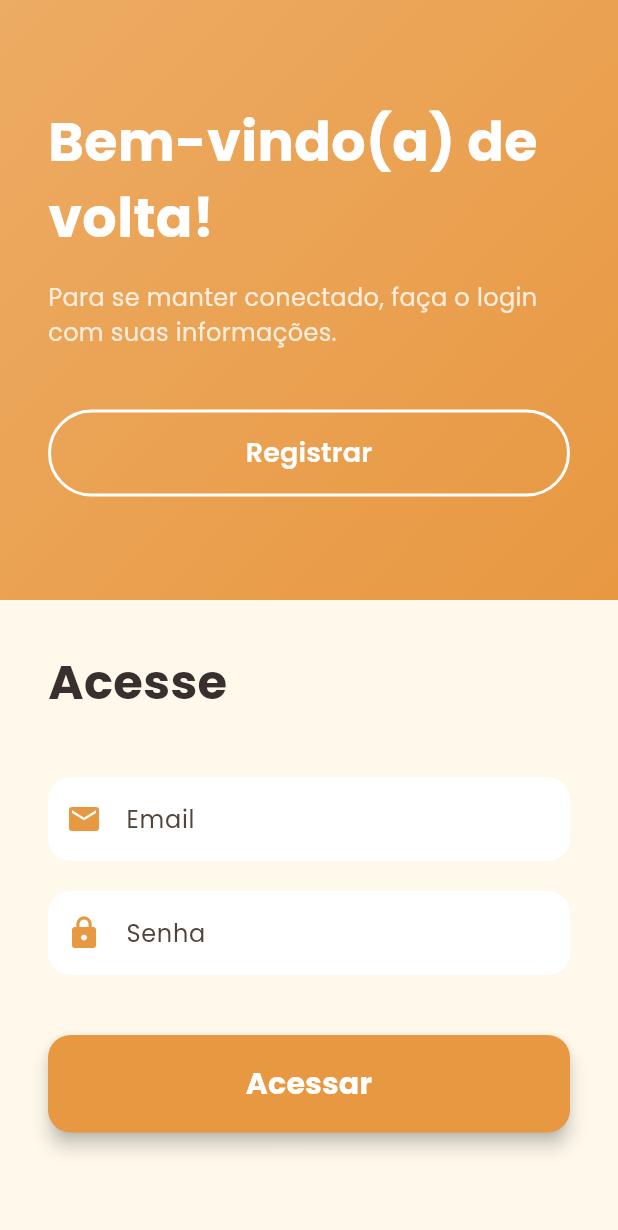
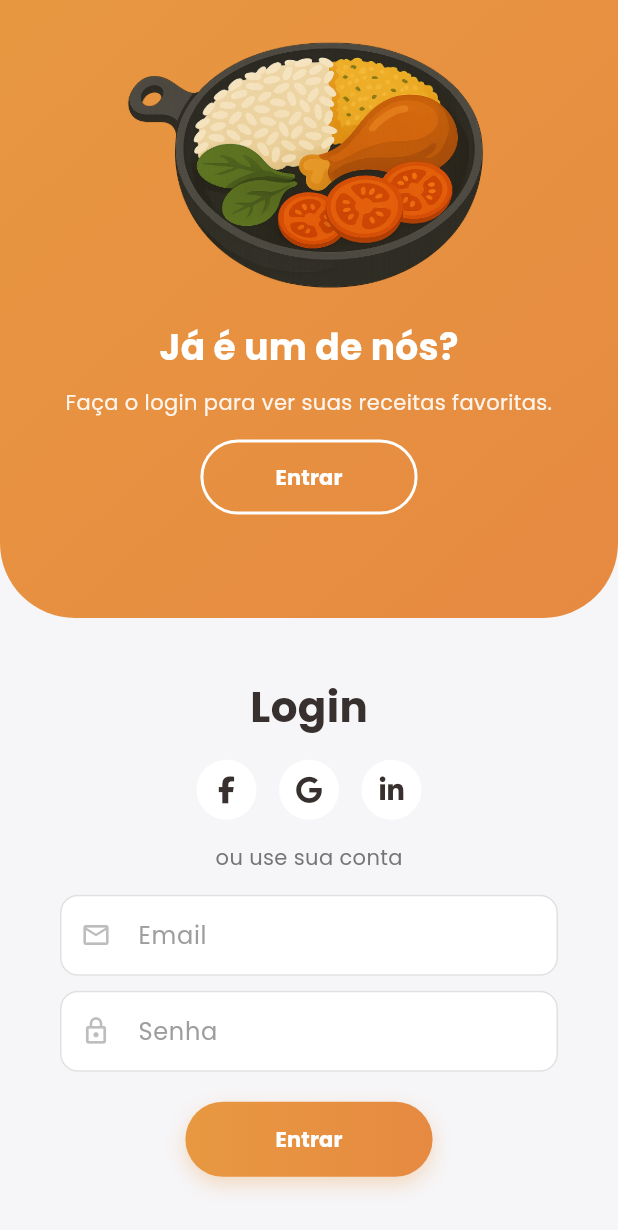
Before and after one commit to Nyfeu/Cookster, a Flutter app: the screen it shows after launch, after a tap on the "arrow forward" icon, after a tap on "Pular", on a phone screen of 412 x 824 dp. Shown: the top 1230 px of the screen. Run offline on Flutter 3.47's test engine with Material 3 defaults, Android fonts, the phone set to English and light mode, and no system bars; our stand-ins replace font_awesome_flutter, google_fonts, introduction_screen.

Commit message:
style(auth): refina animação e tema da tela de autenticação

```diff
--- a/front_mobile/lib/main.dart
+++ b/front_mobile/lib/main.dart
@@ -1,7 +1,7 @@
 import 'package:flutter/material.dart';
 import 'package:google_fonts/google_fonts.dart';
-import 'screens/onboarding/onboarding_screen.dart'; // Sua tela inicial (onboarding)
-import 'screens/auth/auth_screen.dart'; // A nova tela de login
+import 'screens/onboarding/onboarding_screen.dart';
+import 'screens/auth/auth_screen.dart';
 import 'theme/app_theme.dart';
 
 void main() {
@@ -24,12 +24,13 @@ class MyApp extends StatelessWidget {
         useMaterial3: true,
       ),
       debugShowCheckedModeBanner: false,
+      // A rota inicial continua sendo a de onboarding
       initialRoute: OnboardingScreen.routeName,
+      // Definimos as rotas nomeadas para a navegação
       routes: {
         OnboardingScreen.routeName: (context) => const OnboardingScreen(),
-        LoginScreen.routeName: (context) => const LoginScreen(),
-        // Se você tiver uma tela principal após o login
-        // '/home': (context) => const HomeScreen(),
+        // CORREÇÃO: Usando o nome correto da rota e da tela (AuthScreen)
+        AuthScreen.routeName: (context) => const AuthScreen(),
       },
     );
   }
--- a/front_mobile/lib/screens/auth/auth_screen.dart
+++ b/front_mobile/lib/screens/auth/auth_screen.dart
@@ -1,193 +1,148 @@
 import 'package:flutter/material.dart';
 import 'package:google_fonts/google_fonts.dart';
+import 'package:font_awesome_flutter/font_awesome_flutter.dart';
 import '../../theme/app_theme.dart';
 
-// Renomear a tela para algo mais genérico como AuthScreen pode ser uma boa ideia no futuro,
-// mas por enquanto vamos manter LoginScreen para manter a consistência com suas rotas.
-class LoginScreen extends StatefulWidget {
-  static const String routeName = '/login';
+class AuthScreen extends StatefulWidget {
+  static const String routeName = '/auth';
 
-  const LoginScreen({super.key});
+  const AuthScreen({super.key});
 
   @override
-  State<LoginScreen> createState() => _LoginScreenState();
+  State<AuthScreen> createState() => _AuthScreenState();
 }
 
-class _LoginScreenState extends State<LoginScreen> with TickerProviderStateMixin {
-  // --- MUDANÇA 1: Estado para controlar a visão (Login vs. Registro) ---
-  bool _isLoginView = true;
+class _AuthScreenState extends State<AuthScreen> {
+  // Controla se a visão de Login está ativa. false = visão de Criar Conta
+  bool _isLoginViewVisible = false;
 
-  // AnimationControllers para gerenciar as animações de entrada
-  late AnimationController _entryAnimationController;
-  late Animation<Offset> _slideAnimation;
-  late Animation<double> _fadeAnimation;
-
-  // Controller para o botão de ação principal (Acessar/Registrar)
-  late AnimationController _buttonScaleController;
-  late Animation<double> _buttonScaleAnimation;
-  bool _isLoading = false;
+  void _toggleView() {
+    setState(() {
+      _isLoginViewVisible = !_isLoginViewVisible;
+    });
+  }
 
   @override
-  void initState() {
-    super.initState();
-    _entryAnimationController = AnimationController(
-      vsync: this,
-      duration: const Duration(milliseconds: 1200),
-    )..forward();
+  Widget build(BuildContext context) {
+    final size = MediaQuery.of(context).size;
 
-    _slideAnimation = Tween<Offset>(
-      begin: const Offset(0, 0.2),
-      end: Offset.zero,
-    ).animate(CurvedAnimation(
-      parent: _entryAnimationController,
-      curve: Curves.easeOut,
-    ));
-
-    _fadeAnimation = Tween<double>(begin: 0.0, end: 1.0).animate(
-      CurvedAnimation(
-        parent: _entryAnimationController,
-        curve: Curves.easeIn,
+    return Scaffold(
+      body: Stack(
+        children: [
+          // Container para o formulário de Cadastro (metade de cima)
+          Align(
+            alignment: Alignment.topCenter,
+            child: Container(
+              height: size.height,
+              width: size.width,
+              // MUDANÇA: Cor de fundo similar à da web
+              color: const Color(0xFFf6f5f7),
+              child: _buildFormContainer(
+                height: size.height / 2,
+                isVisible: _isLoginViewVisible,
+                child: _buildSignUpForm(),
               ),
-    );
-
-    _buttonScaleController = AnimationController(
-      vsync: this,
-      duration: const Duration(milliseconds: 300),
-      reverseDuration: const Duration(milliseconds: 400),
-    );
-
-    _buttonScaleAnimation = Tween<double>(begin: 1.0, end: 0.95).animate(
-      CurvedAnimation(
-        parent: _buttonScaleController,
-        curve: Curves.easeOut,
+            ),
+          ),
+          // Container para o formulário de Login (metade de baixo)
+          Align(
+            alignment: Alignment.bottomCenter,
+            child: Container(
+              height: size.height / 2,
+              width: size.width,
+              // MUDANÇA: Cor de fundo similar à da web
+              color: const Color(0xFFf6f5f7),
+              child: _buildFormContainer(
+                height: size.height / 2,
+                isVisible: !_isLoginViewVisible,
+                child: _buildSignInForm(),
+              ),
+            ),
+          ),
+          // Painel animado que desliza verticalmente
+          _buildAnimatedOverlay(
+            containerHeight: size.height,
+          ),
+        ],
       ),
     );
   }
 
-  @override
-  void dispose() {
-    _entryAnimationController.dispose();
-    _buttonScaleController.dispose();
-    super.dispose();
-  }
-
-  // --- MUDANÇA 2: Função para alternar a visão ---
-  void _toggleView() {
-    setState(() {
-      _isLoginView = !_isLoginView;
-    });
-  }
-
-  // Função para simular o login/registro
-  Future<void> _handleAuthAction() async {
-    setState(() => _isLoading = true);
-    await _buttonScaleController.forward();
-    await Future.delayed(const Duration(milliseconds: 2000));
-    await _buttonScaleController.reverse();
-    setState(() => _isLoading = false);
-    // Se a autenticação for bem-sucedida:
-    // Navigator.pushReplacementNamed(context, '/home');
-  }
-
-  @override
-  Widget build(BuildContext context) {
-    // Usamos um LayoutBuilder para adaptar a tela para diferentes tamanhos (web/mobile)
-    return Scaffold(
-      backgroundColor: AppTheme.backgroundColor,
-      body: LayoutBuilder(
-        builder: (context, constraints) {
-          // Em telas menores (mobile), empilhar verticalmente
-          if (constraints.maxWidth < 800) {
-            return SingleChildScrollView(
-              child: Column(
-                children: [
-                  _buildWelcomePanel(isVertical: true),
-                  _buildFormPanel(isVertical: true),
-                ],
+  // Container para os formulários
+  Widget _buildFormContainer({
+    required double height,
+    required bool isVisible,
+    required Widget child,
+  }) {
+    return Padding(
+      padding: const EdgeInsets.symmetric(horizontal: 40),
+      child: AnimatedOpacity(
+        duration: const Duration(milliseconds: 400),
+        opacity: isVisible ? 1.0 : 0.0,
+        child: IgnorePointer(
+          ignoring: !isVisible,
+          child: SingleChildScrollView(
+            child: SizedBox(
+              height: height,
+              child: child,
             ),
-            );
-          }
-          // Em telas maiores (desktop/tablet), usar a divisão horizontal
-          return Row(
-            children: [
-              Expanded(flex: 1, child: _buildWelcomePanel()),
-              Expanded(flex: 1, child: _buildFormPanel()),
-            ],
-          );
-        },
+          ),
+        ),
       ),
     );
   }
 
-  // --- MUDANÇA 3: Painel de Boas-Vindas agora é dinâmico ---
-  Widget _buildWelcomePanel({bool isVertical = false}) {
-    return Container(
-      height: isVertical ? 400 : double.infinity,
-      decoration: BoxDecoration(
+  // Painel animado com bordas que deslizam de fora da tela
+  AnimatedPositioned _buildAnimatedOverlay({
+    required double containerHeight,
+  }) {
+    // MUDANÇA: Raio da borda aumentado
+    const double panelBorderRadius = 50.0;
+    const double panelOffset = panelBorderRadius;
+
+    return AnimatedPositioned(
+      duration: const Duration(milliseconds: 600),
+      curve: Curves.fastOutSlowIn,
+      top: _isLoginViewVisible ? (containerHeight / 2) : -panelOffset,
+      left: 0,
+      right: 0,
+      child: AnimatedContainer(
+        duration: const Duration(milliseconds: 600),
+        curve: Curves.fastOutSlowIn,
+        height: (containerHeight / 2) + panelOffset,
+        decoration: const BoxDecoration(
+          borderRadius: BorderRadius.all(Radius.circular(panelBorderRadius)),
           gradient: LinearGradient(
+            colors: [AppTheme.secondaryColor, Color(0xFFE68A41)],
             begin: Alignment.topLeft,
             end: Alignment.bottomRight,
-          colors: [
-            AppTheme.secondaryColor.withOpacity(0.8),
-            AppTheme.secondaryColor,
-          ],
           ),
         ),
-      child: Padding(
-        padding: const EdgeInsets.all(32.0),
-        child: Column(
-          mainAxisAlignment: MainAxisAlignment.center,
-          crossAxisAlignment: CrossAxisAlignment.start,
+        child: Stack(
+          alignment: Alignment.center,
           children: [
-            // Usamos AnimatedSwitcher para animar a troca de texto
-            AnimatedSwitcher(
-              duration: const Duration(milliseconds: 500),
-              transitionBuilder: (child, animation) {
-                return FadeTransition(opacity: animation, child: child);
-              },
-              child: Column(
-                key: ValueKey<bool>(_isLoginView), // A chave que dispara a animação
-                crossAxisAlignment: CrossAxisAlignment.start,
-                children: [
-                  Text(
-                    _isLoginView ? 'Bem-vindo(a) de volta!' : 'Crie sua conta',
-                    style: GoogleFonts.poppins(
-                      fontSize: 36,
-                      fontWeight: FontWeight.bold,
-                      color: Colors.white,
+            // Conteúdo para a visão de "Criar Conta"
+            AnimatedOpacity(
+              duration: const Duration(milliseconds: 400),
+              opacity: _isLoginViewVisible ? 1.0 : 0.0,
+              child: _buildOverlayContent(
+                imagePath: 'assets/images/reg.png',
+                title: 'Não tem uma conta?',
+                text: 'Crie uma agora e comece a cozinhar!',
+                buttonText: 'Criar Conta',
+                onPressed: _toggleView,
               ),
             ),
-                  const SizedBox(height: 16),
-                  Text(
-                    _isLoginView
-                        ? 'Para se manter conectado, faça o login com suas informações.'
-                        : 'É rápido e fácil. Preencha seus dados para começar a cozinhar.',
-                    style: GoogleFonts.poppins(
-                      fontSize: 16,
-                      color: Colors.white.withOpacity(0.8),
-                    ),
-                  ),
-                ],
-              ),
-            ),
-            const SizedBox(height: 40),
-            SizedBox(
-              width: double.infinity,
-              child: OutlinedButton(
-                onPressed: _toggleView, // Ação do botão é sempre alternar
-                style: OutlinedButton.styleFrom(
-                  foregroundColor: Colors.white,
-                  side: const BorderSide(color: Colors.white, width: 2),
-                  padding: const EdgeInsets.symmetric(vertical: 16),
-                  shape: RoundedRectangleBorder(borderRadius: BorderRadius.circular(30)),
-                ),
-                child: Text(
-                  _isLoginView ? 'Registrar' : 'Acessar com minha conta',
-                  style: GoogleFonts.poppins(
-                    fontSize: 18,
-                    fontWeight: FontWeight.w600,
-                  ),
-                ),
+            // Conteúdo para a visão de "Entrar"
+            AnimatedOpacity(
+              duration: const Duration(milliseconds: 400),
+              opacity: _isLoginViewVisible ? 0.0 : 1.0,
+              child: _buildOverlayContent(
+                imagePath: 'assets/images/log.png',
+                title: 'Já é um de nós?',
+                text: 'Faça o login para ver suas receitas favoritas.',
+                buttonText: 'Entrar',
+                onPressed: _toggleView,
               ),
             ),
           ],
@@ -196,108 +151,183 @@ class _LoginScreenState extends State<LoginScreen> with TickerProviderStateMixin
     );
   }
 
-  // --- MUDANÇA 4: Painel de Formulário agora é dinâmico ---
-  Widget _buildFormPanel({bool isVertical = false}) {
+  // Conteúdo do painel animado
+  Widget _buildOverlayContent({
+    required String imagePath,
+    required String title,
+    required String text,
+    required String buttonText,
+    required VoidCallback onPressed,
+  }) {
     return Container(
-      padding: const EdgeInsets.all(32.0),
+      padding: const EdgeInsets.symmetric(horizontal: 40, vertical: 20),
       child: Column(
         mainAxisAlignment: MainAxisAlignment.center,
-        crossAxisAlignment: CrossAxisAlignment.start,
         children: [
-          Text(
-            _isLoginView ? 'Acesse' : 'Registro',
+          Image.asset(imagePath, height: 180),
+          const SizedBox(height: 15),
+          Text(title,
               style: GoogleFonts.poppins(
-              fontSize: 32,
+                  fontSize: 24,
                   fontWeight: FontWeight.bold,
-              color: AppTheme.primaryColor,
+                  color: Colors.white)),
+          const SizedBox(height: 10),
+          Text(text,
+              textAlign: TextAlign.center,
+              style: GoogleFonts.poppins(
+                  fontSize: 14, color: Colors.white.withOpacity(0.9))),
+          const SizedBox(height: 15),
+          OutlinedButton(
+            onPressed: onPressed,
+            style: OutlinedButton.styleFrom(
+              foregroundColor: Colors.white,
+              side: const BorderSide(color: Colors.white, width: 2),
+              shape: RoundedRectangleBorder(
+                  borderRadius: BorderRadius.circular(30)),
+              padding:
+                  const EdgeInsets.symmetric(horizontal: 50, vertical: 15),
             ),
-          ),
-          const SizedBox(height: 40),
-
-          // AnimatedSwitcher para a troca de formulários
-          AnimatedSwitcher(
-            duration: const Duration(milliseconds: 400),
-            child: _isLoginView
-                ? _buildLoginForm()
-                : _buildRegisterForm(),
+            child: Text(buttonText,
+                style: GoogleFonts.poppins(fontWeight: FontWeight.bold)),
           ),
         ],
       ),
     );
   }
 
-  // Widget para o formulário de Login
-  Widget _buildLoginForm() {
+  // Formulário de Login
+  Widget _buildSignInForm() {
     return Column(
-      key: const ValueKey('loginForm'),
+      mainAxisAlignment: MainAxisAlignment.center,
       children: [
-        _buildTextField(icon: Icons.email, hintText: 'Email'),
+        Text('Login',
+            style: GoogleFonts.poppins(
+                fontSize: 28,
+                fontWeight: FontWeight.bold,
+                color: AppTheme.primaryColor)),
+        const SizedBox(height: 15),
+        _buildSocialIcons(),
+        const SizedBox(height: 15),
+        Text('ou use sua conta',
+            style: GoogleFonts.poppins(color: Colors.grey[600])),
+        const SizedBox(height: 15),
+        _buildTextField(Icons.email_outlined, 'Email'),
+        const SizedBox(height: 10),
+        _buildTextField(Icons.lock_outline, 'Senha', isPassword: true),
+        // MUDANÇA: Espaçamento aumentado para consistência
         const SizedBox(height: 20),
-        _buildTextField(icon: Icons.lock, hintText: 'Senha', obscureText: true),
-        const SizedBox(height: 40),
-        _buildAuthButton(label: 'Acessar'),
+        _buildGradientButton('Entrar'),
       ],
     );
   }
 
-  // Widget para o formulário de Registro
-  Widget _buildRegisterForm() {
+  // Formulário de Cadastro
+  Widget _buildSignUpForm() {
     return Column(
-      key: const ValueKey('registerForm'),
+      mainAxisAlignment: MainAxisAlignment.center,
       children: [
-        _buildTextField(icon: Icons.person, hintText: 'Nome completo'),
+        const Spacer(flex: 2),
+        Text('Criar Conta',
+            style: GoogleFonts.poppins(
+                fontSize: 28,
+                fontWeight: FontWeight.bold,
+                color: AppTheme.primaryColor)),
+        const SizedBox(height: 15),
+        _buildSocialIcons(),
+        const SizedBox(height: 15),
+        Text('ou use seu email para registrar',
+            style: GoogleFonts.poppins(color: Colors.grey[600])),
+        const SizedBox(height: 15),
+        _buildTextField(Icons.person_outline, 'Nome'),
+        const SizedBox(height: 10),
+        _buildTextField(Icons.email_outlined, 'Email'),
+        const SizedBox(height: 10),
+        _buildTextField(Icons.lock_outline, 'Senha', isPassword: true),
         const SizedBox(height: 20),
-        _buildTextField(icon: Icons.email, hintText: 'Email'),
-        const SizedBox(height: 20),
-        _buildTextField(icon: Icons.lock, hintText: 'Senha', obscureText: true),
-        const SizedBox(height: 40),
-        _buildAuthButton(label: 'Registrar'),
+        _buildGradientButton('Criar'),
+        const Spacer(),
       ],
     );
   }
 
-  // Widget reutilizável para os campos de texto
-  Widget _buildTextField({required IconData icon, required String hintText, bool obscureText = false}) {
-    return TextFormField(
-      obscureText: obscureText,
-      decoration: InputDecoration(
-        hintText: hintText,
-        prefixIcon: Icon(icon, color: AppTheme.secondaryColor),
-        filled: true,
-        fillColor: Colors.white,
-        border: OutlineInputBorder(
-          borderRadius: BorderRadius.circular(15),
-          borderSide: BorderSide.none,
+  Widget _buildGradientButton(String text) {
+    return Container(
+      decoration: BoxDecoration(
+        borderRadius: BorderRadius.circular(30),
+        gradient: const LinearGradient(
+          colors: [AppTheme.secondaryColor, Color(0xFFE68A41)],
+          begin: Alignment.centerLeft,
+          end: Alignment.centerRight,
         ),
-        contentPadding: const EdgeInsets.symmetric(vertical: 16, horizontal: 20),
+        boxShadow: [
+          BoxShadow(
+            color: AppTheme.secondaryColor.withOpacity(0.3),
+            blurRadius: 10,
+            offset: const Offset(0, 5),
+          )
+        ],
+      ),
+      child: ElevatedButton(
+        onPressed: () {},
+        style: ElevatedButton.styleFrom(
+          backgroundColor: Colors.transparent,
+          shadowColor: Colors.transparent,
+          shape:
+              RoundedRectangleBorder(borderRadius: BorderRadius.circular(30)),
+          padding: const EdgeInsets.symmetric(horizontal: 60, vertical: 15),
+        ),
+        child: Text(text,
+            style: GoogleFonts.poppins(
+                color: Colors.white, fontWeight: FontWeight.bold)),
       ),
     );
   }
 
-  // Widget reutilizável para o botão principal
-  Widget _buildAuthButton({required String label}) {
-    return ScaleTransition(
-      scale: _buttonScaleAnimation,
-      child: SizedBox(
-        width: double.infinity,
-        child: ElevatedButton(
-          onPressed: _isLoading ? null : _handleAuthAction,
-          style: ElevatedButton.styleFrom(
-            backgroundColor: AppTheme.secondaryColor,
-            foregroundColor: Colors.white,
-            padding: const EdgeInsets.symmetric(vertical: 18),
-            shape: RoundedRectangleBorder(borderRadius: BorderRadius.circular(15)),
-            elevation: 5,
+  Widget _buildSocialIcons() {
+    return Row(
+      mainAxisAlignment: MainAxisAlignment.center,
+      children: [
+        _buildSocialButton(FontAwesomeIcons.facebookF),
+        const SizedBox(width: 15),
+        _buildSocialButton(FontAwesomeIcons.google),
+        const SizedBox(width: 15),
+        _buildSocialButton(FontAwesomeIcons.linkedinIn),
+      ],
+    );
+  }
+
+  Widget _buildSocialButton(IconData icon) {
+    return CircleAvatar(
+      radius: 20,
+      // MUDANÇA: Fundo branco para contrastar com o novo background
+      backgroundColor: Colors.white,
+      child: FaIcon(icon, size: 18, color: AppTheme.primaryColor),
+    );
+  }
+
+  Widget _buildTextField(IconData icon, String hintText,
+      {bool isPassword = false}) {
+    return TextField(
+      obscureText: isPassword,
+      decoration: InputDecoration(
+        hintText: hintText,
+        hintStyle: GoogleFonts.poppins(color: Colors.grey),
+        prefixIcon: Icon(icon, color: Colors.grey[400], size: 20),
+        filled: true,
+        // MUDANÇA: Fundo branco para contrastar
+        fillColor: Colors.white,
+        contentPadding: const EdgeInsets.symmetric(vertical: 15),
+        border: OutlineInputBorder(
+          borderRadius: BorderRadius.circular(12),
+          borderSide: BorderSide.none,
         ),
-          child: _isLoading
-              ? const SizedBox(
-                  width: 24, height: 24,
-                  child: CircularProgressIndicator(color: Colors.white, strokeWidth: 3),
-                )
-              : Text(
-                  label,
-                  style: GoogleFonts.poppins(fontSize: 20, fontWeight: FontWeight.bold),
+        enabledBorder: OutlineInputBorder(
+          borderRadius: BorderRadius.circular(12),
+          borderSide: BorderSide(color: Colors.grey[300]!),
         ),
+        focusedBorder: OutlineInputBorder(
+          borderRadius: BorderRadius.circular(12),
+          borderSide: const BorderSide(color: AppTheme.secondaryColor),
         ),
       ),
     );
--- a/front_mobile/lib/screens/onboarding/onboarding_screen.dart
+++ b/front_mobile/lib/screens/onboarding/onboarding_screen.dart
@@ -1,13 +1,12 @@
 import 'package:flutter/material.dart';
 import 'package:google_fonts/google_fonts.dart';
 import 'package:introduction_screen/introduction_screen.dart';
-// --- MUDANÇA 1: Importar a nova tela de login ---
+import '../../theme/app_theme.dart';
 import '../auth/auth_screen.dart';
-import '../../theme/app_theme.dart';
 
 class OnboardingScreen extends StatelessWidget {
-  // --- MUDANÇA 2: Adicionar o nome da rota ---
-  static const String routeName = '/';
+  // Adicionamos um nome de rota para esta tela
+  static const String routeName = '/onboarding';
 
   const OnboardingScreen({super.key});
 
@@ -17,11 +16,11 @@ class OnboardingScreen extends StatelessWidget {
       titleTextStyle: GoogleFonts.poppins(
         fontSize: 28.0,
         fontWeight: FontWeight.w700,
-        color: AppTheme.primaryColor, // Ajustei para uma cor com melhor contraste
+        color: AppTheme.textColor,
       ),
       bodyTextStyle: GoogleFonts.poppins(
         fontSize: 19.0,
-        color: AppTheme.primaryColor.withOpacity(0.8),
+        color: AppTheme.primaryColor,
       ),
       bodyPadding: const EdgeInsets.symmetric(horizontal: 40.0),
       titlePadding: const EdgeInsets.fromLTRB(40.0, 24.0, 40.0, 24.0),
@@ -56,17 +55,13 @@ class OnboardingScreen extends StatelessWidget {
           decoration: pageDecoration,
         ),
       ],
-
-      // --- MUDANÇA 3: Atualizar a navegação para usar rotas nomeadas ---
+      // CORREÇÃO: Usando a rota nomeada correta para navegar
       onDone: () {
-        // Navega para a tela de login, substituindo a tela de onboarding
-        Navigator.pushReplacementNamed(context, LoginScreen.routeName);
+        Navigator.pushReplacementNamed(context, AuthScreen.routeName);
       },
       onSkip: () {
-        // Também navega ao pular
-        Navigator.pushReplacementNamed(context, LoginScreen.routeName);
+        Navigator.pushReplacementNamed(context, AuthScreen.routeName);
       },
-
       showSkipButton: true,
       skip: Text(
         'Pular',
@@ -81,11 +76,17 @@ class OnboardingScreen extends StatelessWidget {
       ),
       dotsDecorator: const DotsDecorator(
         size: Size(10.0, 10.0),
-        color: Colors.black26, // Cor mais sutil para os pontos inativos
+        color: AppTheme.transitionColor,
         activeColor: AppTheme.secondaryColor,
         activeSize: Size(22.0, 10.0),
         activeShape: RoundedRectangleBorder(
           borderRadius: BorderRadius.all(Radius.circular(25.0)),
+        ),
+      ),
+      dotsContainerDecorator: const ShapeDecoration(
+        color: AppTheme.backgroundColor,
+        shape: RoundedRectangleBorder(
+          borderRadius: BorderRadius.all(Radius.circular(8.0)),
         ),
       ),
     );
--- a/front_mobile/pubspec.yaml
+++ b/front_mobile/pubspec.yaml
@@ -34,6 +34,7 @@ dependencies:
   # The following adds the Cupertino Icons font to your application.
   # Use with the CupertinoIcons class for iOS style icons.
   google_fonts: ^6.2.1
+  font_awesome_flutter: ^10.7.0
   cupertino_icons: ^1.0.8
   introduction_screen: ^3.1.14
 
```
Also changed, not shown: front_mobile/pubspec.lock. Lines whose indentation alone changed are shown as unchanged.
